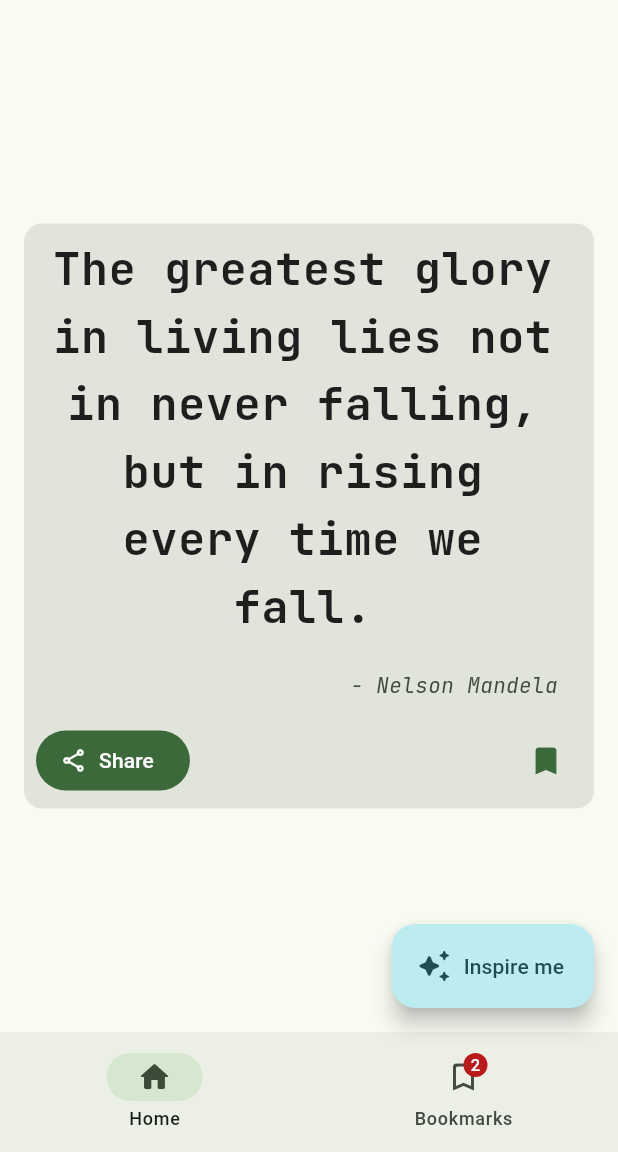
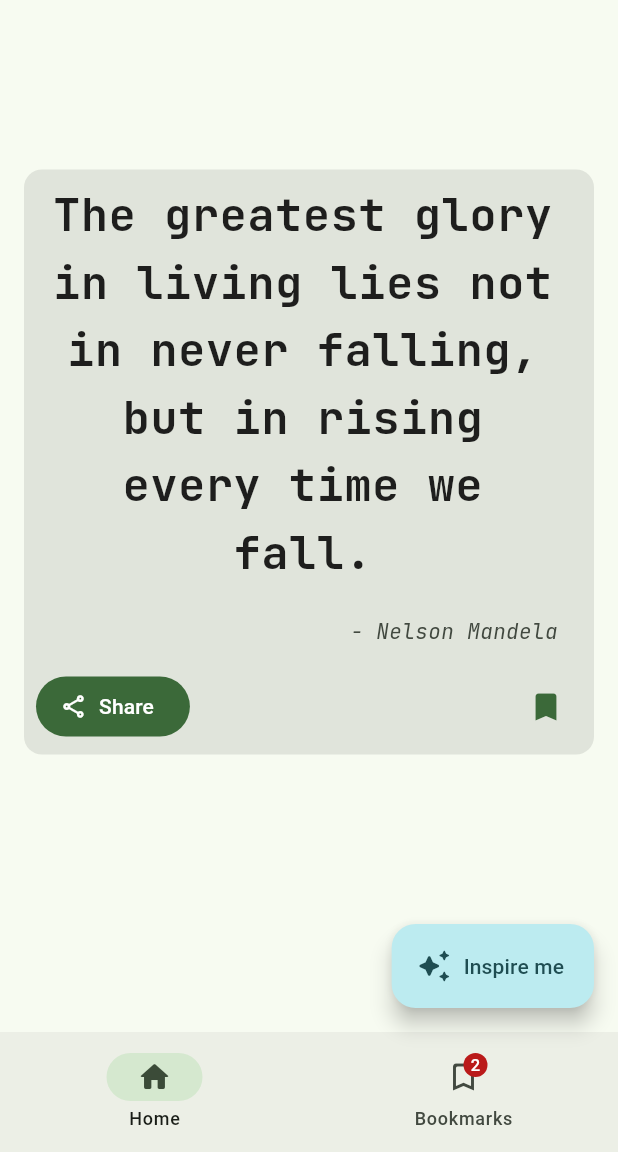
Before and after one commit to srinu2003/quote_of_the_day, a Flutter app: the screen it shows after launch, after a tap on the "bookmark outline" icon, on a phone screen of 412 x 824 dp, the part 84-1236 px from its top. Run offline on Flutter 3.47's test engine with Material 3 defaults, Android fonts, the phone set to English and light mode, and no system bars; our stand-ins replace google_fonts.

Commit message:
chore: Update QuotesApp and QuoteOfTheDay widget
Added some padding at bottom Quote so as not to overlap with ExtendedFAB

This commit updates the QuotesApp and QuoteOfTheDay widget to use the new file structure and imports. The imports have been modified to reflect the changes in the file locations. This change improves the organization and modularity of the codebase.

```diff
--- a/lib/main.dart
+++ b/lib/main.dart
@@ -1,5 +1,5 @@
 import 'package:flutter/material.dart';
-import 'package:quote_of_the_day/views/quotes_app.dart';
+import 'package:quote_of_the_day/quotes_app.dart';
 
 /// Flutter code sample for [Quote_of_the_day].
 
--- a/lib/views/quotes_app.dart
+++ b/lib/quotes_app.dart
@@ -1,5 +1,5 @@
 import 'package:flutter/material.dart';
-import 'package:quote_of_the_day/views/quote_of_the_day.dart';
+import 'package:quote_of_the_day/views/home_screen.dart';
 
 class QuotesApp extends StatelessWidget {
   const QuotesApp({super.key});
--- /dev/null
+++ b/lib/views/bookmarks_screen.dart
@@ -0,0 +1,29 @@
+import 'package:flutter/material.dart';
+
+class BookmarksPage extends StatelessWidget {
+  const BookmarksPage({super.key});
+
+  @override
+  Widget build(BuildContext context) {
+    return const Padding(
+      padding: EdgeInsets.all(8.0),
+      child: Column(
+        children: <Widget>[
+          Card.outlined(
+            child: ListTile(
+              title: Text('Quote 1'),
+              subtitle: Text('This is a saved quote'),
+            ),
+          ),
+          Divider(),
+          Card.outlined(
+            child: ListTile(
+              title: Text('Quote 2'),
+              subtitle: Text('This is a saved quote'),
+            ),
+          ),
+        ],
+      ),
+    );
+  }
+}
--- /dev/null
+++ b/lib/views/home_screen.dart
@@ -0,0 +1,90 @@
+import 'package:flutter/material.dart';
+import 'package:quote_of_the_day/views/bookmarks_screen.dart';
+import 'package:quote_of_the_day/views/quote_screen.dart';
+
+class QuoteOfTheDay extends StatefulWidget {
+  final String title;
+
+  const QuoteOfTheDay({super.key, required this.title});
+
+  // This widget is the home page of my application
+
+  @override
+  State<QuoteOfTheDay> createState() => _QuoteOfTheDayState();
+}
+
+class _QuoteOfTheDayState extends State<QuoteOfTheDay> {
+  int selectedTabIndex = 0;
+
+  void _changeQuote() {
+    setState(() {
+      // This call to setState tells the Flutter framework that something has
+      // changed in this State, which causes it to rerun the build method below
+      // so that the display can reflect the updated values.
+
+      // Change the Quote here
+    });
+  }
+
+  PreferredSizeWidget? buildAppBar(ColorScheme theme) {
+    return AppBar(
+      title: Text(widget.title),
+      backgroundColor: theme.inversePrimary,
+    );
+  }
+
+  Widget? buildFloatingActionButton(ColorScheme theme) {
+    return selectedTabIndex == 0
+        ? FloatingActionButton.extended(
+            label: const Text('Inspire me'),
+            backgroundColor: theme.tertiaryContainer,
+            foregroundColor: theme.onTertiaryContainer,
+            onPressed: _changeQuote,
+            tooltip: 'Refresh',
+            icon: const Icon(Icons.auto_awesome_rounded),
+          )
+        : null;
+  }
+
+  @override
+  Widget build(BuildContext context) {
+    final ColorScheme theme = Theme.of(context).colorScheme;
+
+    return Scaffold(
+      appBar: buildAppBar(theme),
+      bottomNavigationBar: NavigationBar(
+        labelBehavior: NavigationDestinationLabelBehavior.alwaysShow,
+        destinations: const <NavigationDestination>[
+          NavigationDestination(
+            selectedIcon: Icon(Icons.home_rounded),
+            icon: Badge(child: Icon(Icons.home_outlined)),
+            label: 'Home',
+          ),
+          NavigationDestination(
+            selectedIcon: Icon(Icons.bookmark_rounded),
+            icon: Badge(
+              label: Text('2'),
+              child: Icon(Icons.bookmark_border_rounded),
+            ),
+            label: 'Bookmarks',
+          ),
+        ],
+        selectedIndex: selectedTabIndex,
+        onDestinationSelected: (int index) {
+          setState(() {
+            selectedTabIndex = index;
+          });
+        },
+      ),
+      floatingActionButton: buildFloatingActionButton(theme),
+      body: <Widget>[
+        const QuoteCard(
+          quote:
+              'The greatest glory in living lies not in never falling, but in rising every time we fall.',
+          author: 'Nelson Mandela',
+        ),
+        const BookmarksPage(),
+      ][selectedTabIndex],
+    );
+  }
+}
--- a/lib/views/quote_of_the_day.dart
+++ /dev/null
@@ -1,170 +0,0 @@
-import 'package:flutter/material.dart';
-import 'package:google_fonts/google_fonts.dart';
-
-class QuoteOfTheDay extends StatefulWidget {
-  final String title;
-
-  const QuoteOfTheDay({super.key, required this.title});
-
-  // This widget is the home page of my application
-
-  @override
-  State<QuoteOfTheDay> createState() => _QuoteOfTheDayState();
-}
-
-class _QuoteOfTheDayState extends State<QuoteOfTheDay> {
-  int selectedTabIndex = 0;
-  bool? saveSelected = false;
-
-  void _changeQuote() {
-    setState(() {
-      // This call to setState tells the Flutter framework that something has
-      // changed in this State, which causes it to rerun the build method below
-      // so that the display can reflect the updated values.
-
-      // Change the Quote here
-    });
-  }
-
-  PreferredSizeWidget? buildAppBar(ColorScheme theme) {
-    return AppBar(
-      title: Text(widget.title),
-      backgroundColor: theme.inversePrimary,
-    );
-  }
-
-  Widget? buildFloatingActionButton(ColorScheme theme) {
-    return selectedTabIndex == 0
-        ? FloatingActionButton.extended(
-            label: const Text('Inspire me'),
-            backgroundColor: theme.tertiaryContainer,
-            foregroundColor: theme.onTertiaryContainer,
-            onPressed: _changeQuote,
-            tooltip: 'Refresh',
-            icon: const Icon(Icons.auto_awesome_rounded),
-          )
-        : null;
-  }
-
-  Widget buildQuoteOfTheDay() {
-    return Center(
-      child: Column(
-        mainAxisAlignment: MainAxisAlignment.center,
-        children: <Widget>[
-          Card.filled(
-            margin:
-                const EdgeInsets.symmetric(horizontal: 16.0, vertical: 16.0),
-            child: Column(
-              children: <Widget>[
-                ListTile(
-                  title: Text(
-                    'The greatest glory in living lies not in never falling, but in rising every time we fall.',
-                    textAlign: TextAlign.center,
-                    style: TextStyle(
-                      fontFamily: GoogleFonts.jetBrainsMono(
-                        fontWeight: FontWeight.bold,
-                      ).fontFamily,
-                      fontSize: 30.0,
-                      fontWeight: FontWeight.bold,
-                      color: Colors.black87,
-                    ),
-                  ),
-                  subtitle: Text(
-                    '\n- Nelson Mandela',
-                    textAlign: TextAlign.right,
-                    style: TextStyle(
-                      fontFamily: GoogleFonts.jetBrainsMono().fontFamily,
-                      fontStyle: FontStyle.italic,
-                    ),
-                  ),
-                ),
-                ButtonBar(
-                  alignment: MainAxisAlignment.spaceBetween,
-                  children: <Widget>[
-                    FilledButton.icon(
-                      onPressed: () {},
-                      icon: const Icon(Icons.share_outlined),
-                      label: const Text('Share'),
-                    ),
-                    IconButton(
-                      tooltip: 'Save to Bookmarks',
-                      isSelected: saveSelected,
-                      onPressed: () {
-                        setState(() {
-                          saveSelected = !saveSelected!;
-                        });
-                      },
-                      icon: const Icon(Icons.bookmark_border_rounded),
-                      selectedIcon: const Icon(Icons.bookmark_outlined),
-                    ),
-                  ],
-                ),
-              ],
-            ),
-          ),
-        ],
-      ),
-    );
-  }
-
-  Widget buildBookmarksPage() {
-    return const Padding(
-      padding: EdgeInsets.all(8.0),
-      child: Column(
-        children: <Widget>[
-          Card.outlined(
-            child: ListTile(
-              title: Text('Quote 1'),
-              subtitle: Text('This is a saved quote'),
-            ),
-          ),
-          Divider(),
-          Card.outlined(
-            child: ListTile(
-              title: Text('Quote 2'),
-              subtitle: Text('This is a saved quote'),
-            ),
-          ),
-        ],
-      ),
-    );
-  }
-
-  @override
-  Widget build(BuildContext context) {
-    final ColorScheme theme = Theme.of(context).colorScheme;
-
-    return Scaffold(
-      appBar: buildAppBar(theme),
-      bottomNavigationBar: NavigationBar(
-        selectedIndex: selectedTabIndex,
-        onDestinationSelected: (int index) {
-          setState(() {
-            selectedTabIndex = index;
-          });
-        },
-        destinations: const <NavigationDestination>[
-          NavigationDestination(
-            selectedIcon: Icon(Icons.home_rounded),
-            icon: Badge(child: Icon(Icons.home_outlined)),
-            label: 'Home',
-          ),
-          NavigationDestination(
-            selectedIcon: Icon(Icons.bookmark_rounded),
-            icon: Badge(
-              label: Text('2'),
-              child: Icon(Icons.bookmark_border_rounded),
-            ),
-            label: 'Bookmarks',
-          ),
-        ],
-      ),
-      floatingActionButton: buildFloatingActionButton(theme),
-      floatingActionButtonAnimator: FloatingActionButtonAnimator.scaling,
-      body: <Widget>[
-        buildQuoteOfTheDay(),
-        buildBookmarksPage(),
-      ][selectedTabIndex],
-    );
-  }
-}
--- /dev/null
+++ b/lib/views/quote_screen.dart
@@ -0,0 +1,82 @@
+import 'package:flutter/material.dart';
+import 'package:google_fonts/google_fonts.dart';
+import 'package:quote_of_the_day/widgets/bookmark_icon.dart';
+
+class QuoteCard extends StatefulWidget {
+  final String quote;
+  final String author;
+
+  const QuoteCard({
+    super.key,
+    required this.quote,
+    required this.author,
+  });
+
+  @override
+  State<QuoteCard> createState() => _QuoteCardState();
+}
+
+class _QuoteCardState extends State<QuoteCard> {
+  bool? saveSelected = false;
+
+  String get author => widget.author;
+  String get quote => widget.quote;
+
+  void _addBookmark() {
+    setState(() {
+      saveSelected = !saveSelected!;
+    });
+  }
+
+  @override
+  Widget build(BuildContext context) {
+    return Column(
+      mainAxisAlignment: MainAxisAlignment.center,
+      children: <Card>[
+        Card.filled(
+          margin:
+              const EdgeInsets.fromLTRB(16.0, 16.0, 16.0, 16.0 + 56.0 + 16.0),
+          child: Column(
+            children: <Widget>[
+              ListTile(
+                title: Text(
+                  quote,
+                  textAlign: TextAlign.center,
+                  style: TextStyle(
+                    fontFamily: GoogleFonts.jetBrainsMono(
+                      fontWeight: FontWeight.bold,
+                    ).fontFamily,
+                    fontSize: 30.0,
+                    fontWeight: FontWeight.bold,
+                    color: Colors.black87,
+                  ),
+                ),
+                subtitle: Text(
+                  '\n- $author',
+                  textAlign: TextAlign.right,
+                  style: TextStyle(
+                    fontFamily: GoogleFonts.jetBrainsMono().fontFamily,
+                    fontStyle: FontStyle.italic,
+                  ),
+                ),
+              ),
+              ButtonBar(
+                alignment: MainAxisAlignment.spaceBetween,
+                children: <Widget>[
+                  FilledButton.icon(
+                    onPressed: () {},
+                    icon: const Icon(Icons.share_outlined),
+                    label: const Text('Share'),
+                  ),
+                  BookmarkIcon(
+                    onPressed: _addBookmark,
+                  ),
+                ],
+              ),
+            ],
+          ),
+        ),
+      ],
+    );
+  }
+}
--- /dev/null
+++ b/lib/widgets/bookmark_icon.dart
@@ -0,0 +1,33 @@
+import 'package:flutter/material.dart';
+
+class BookmarkIcon extends StatefulWidget {
+  final VoidCallback onPressed;
+
+  const BookmarkIcon({
+    super.key,
+    required this.onPressed,
+  });
+
+  @override
+  State<BookmarkIcon> createState() => _BookmarkIconState();
+}
+
+class _BookmarkIconState extends State<BookmarkIcon> {
+  bool? isBookmarked = false;
+
+  @override
+  Widget build(BuildContext context) {
+    return IconButton(
+      tooltip: 'Save to Bookmarks',
+      isSelected: isBookmarked,
+      onPressed: () {
+        widget.onPressed();
+        setState(() {
+          isBookmarked = !isBookmarked!;
+        });
+      },
+      icon: const Icon(Icons.bookmark_border_rounded),
+      selectedIcon: const Icon(Icons.bookmark_outlined),
+    );
+  }
+}
```
